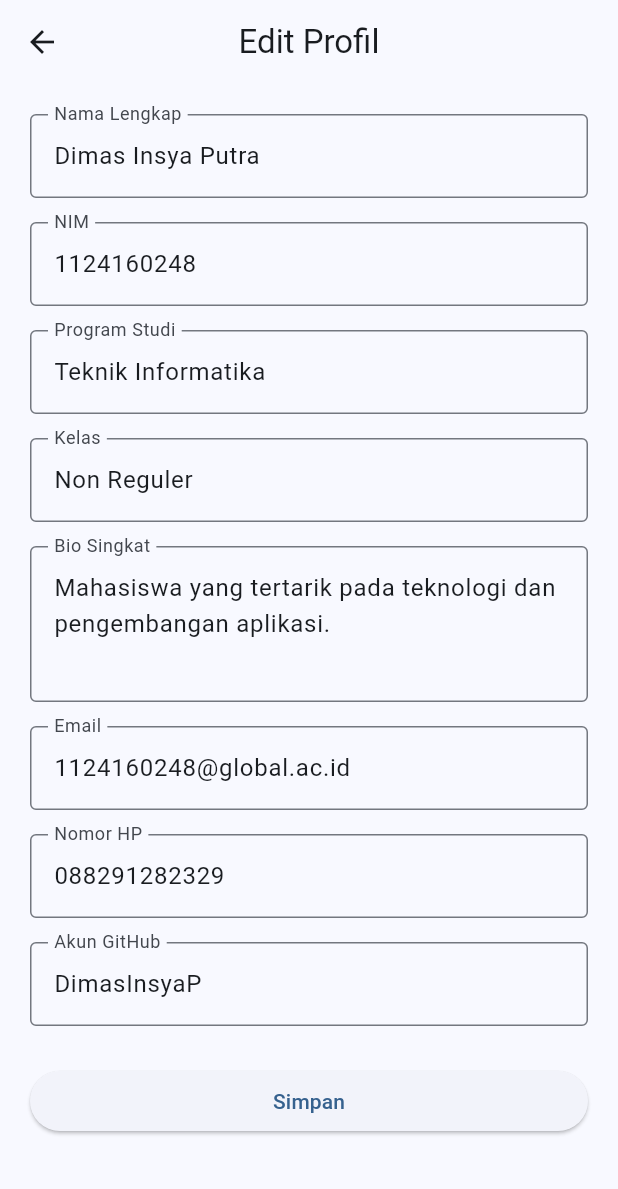
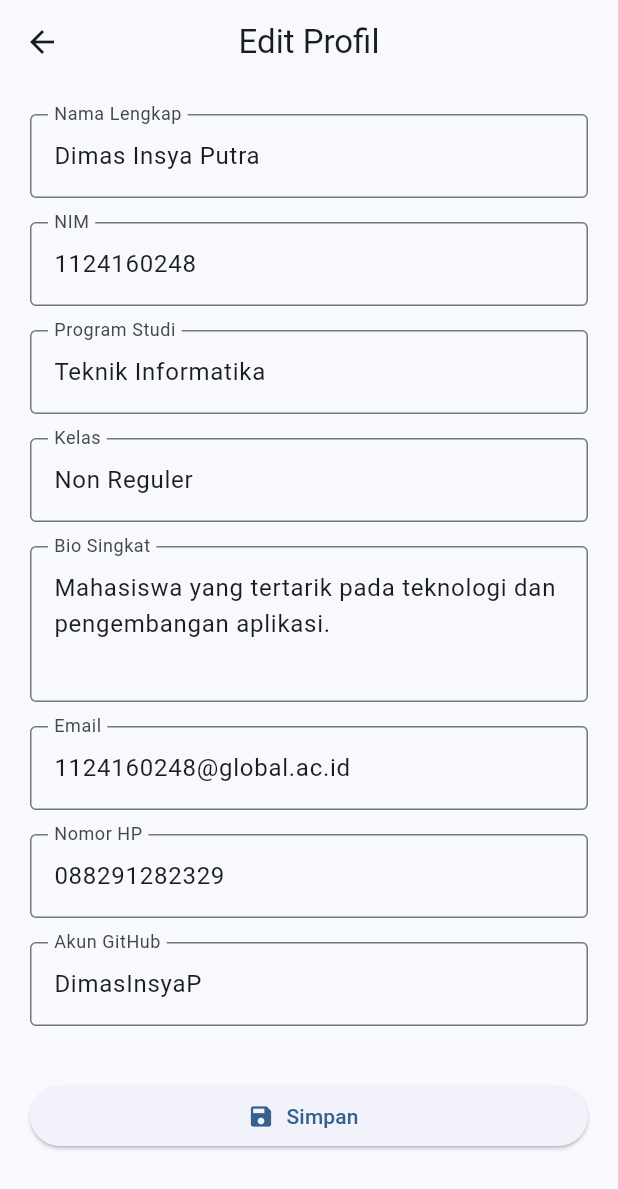
Before and after one commit to DimasInsyaP/uts-pml-1124160248, a Flutter app: the screen it shows after launch, after a tap on the "edit" icon, on a phone screen of 412 x 824 dp. Shown: the top 1189 px of the screen. Run offline on Flutter 3.47's test engine with Material 3 defaults, Android fonts, the phone set to English and light mode, and no system bars.

Commit message:
feat: menambahkan fitur simpan dan update profil

```diff
--- a/soal2-profil-app/lib/screens/edit_profile_page.dart
+++ b/soal2-profil-app/lib/screens/edit_profile_page.dart
@@ -2,7 +2,12 @@
 import 'package:flutter/material.dart';
 
 class EditProfilePage extends StatefulWidget {
-  const EditProfilePage({super.key});
+  final Map<String, String> dataProfil;
+
+  const EditProfilePage({
+    super.key,
+    required this.dataProfil,
+  });
 
   @override
   State<EditProfilePage> createState() => _EditProfilePageState();
@@ -11,31 +16,29 @@ class EditProfilePage extends StatefulWidget {
 class _EditProfilePageState extends State<EditProfilePage> {
   final _formKey = GlobalKey<FormState>();
 
-  final TextEditingController namaController =
-      TextEditingController(text: 'Dimas Insya Putra');
+  late final TextEditingController namaController =
+    TextEditingController(text: widget.dataProfil['nama']);
 
-  final TextEditingController nimController =
-      TextEditingController(text: '1124160248');
+late final TextEditingController nimController =
+    TextEditingController(text: widget.dataProfil['nim']);
 
-  final TextEditingController prodiController =
-      TextEditingController(text: 'Teknik Informatika');
+late final TextEditingController prodiController =
+    TextEditingController(text: widget.dataProfil['prodi']);
 
-  final TextEditingController kelasController =
-      TextEditingController(text: 'Non Reguler');
+late final TextEditingController kelasController =
+    TextEditingController(text: widget.dataProfil['kelas']);
 
-  final TextEditingController bioController =
-      TextEditingController(
-    text: 'Mahasiswa yang tertarik pada teknologi dan pengembangan aplikasi.',
-  );
+late final TextEditingController bioController =
+    TextEditingController(text: widget.dataProfil['bio']);
 
-  final TextEditingController emailController =
-      TextEditingController(text: '1124160248@global.ac.id');
+late final TextEditingController emailController =
+    TextEditingController(text: widget.dataProfil['email']);
 
-  final TextEditingController hpController =
-      TextEditingController(text: '088291282329');
+late final TextEditingController hpController =
+    TextEditingController(text: widget.dataProfil['hp']);
 
-  final TextEditingController githubController =
-      TextEditingController(text: 'DimasInsyaP');
+late final TextEditingController githubController =
+    TextEditingController(text: widget.dataProfil['github']);
 
   @override
   void dispose() {
@@ -49,6 +52,21 @@ class _EditProfilePageState extends State<EditProfilePage> {
     githubController.dispose();
     super.dispose();
   }
+
+  void simpanProfil() {
+  final dataBaru = {
+    'nama': namaController.text,
+    'nim': nimController.text,
+    'prodi': prodiController.text,
+    'kelas': kelasController.text,
+    'bio': bioController.text,
+    'email': emailController.text,
+    'hp': hpController.text,
+    'github': githubController.text,
+  };
+
+  Navigator.pop(context, dataBaru);
+}
 
   void _validasiForm() {
     if (_formKey.currentState!.validate()) {
@@ -124,13 +142,20 @@ class _EditProfilePageState extends State<EditProfilePage> {
 
               const SizedBox(height: 10),
 
+              const SizedBox(height: 10),
+
               SizedBox(
-                width: double.infinity,
-                child: ElevatedButton(
-                  onPressed: _validasiForm,
-                  child: const Text('Simpan'),
-                ),
-              ),
+  width: double.infinity,
+  child: ElevatedButton.icon(
+    onPressed: () {
+      if (_formKey.currentState!.validate()) {
+        simpanProfil();
+      }
+    },
+    icon: const Icon(Icons.save),
+    label: const Text('Simpan'),
+  ),
+),
             ],
           ),
         ),
--- a/soal2-profil-app/lib/screens/profile_page.dart
+++ b/soal2-profil-app/lib/screens/profile_page.dart
@@ -3,8 +3,57 @@ import 'package:flutter/material.dart';
 import '../widgets/profile_avatar.dart';
 import 'edit_profile_page.dart';
 
-class ProfilePage extends StatelessWidget {
+class ProfilePage extends StatefulWidget {
   const ProfilePage({super.key});
+
+  @override
+  State<ProfilePage> createState() => _ProfilePageState();
+}
+
+class _ProfilePageState extends State<ProfilePage> {
+
+String nama = 'Dimas Insya Putra';
+String nim = '1124160248';
+String prodi = 'Teknik Informatika';
+String kelas = 'Non Reguler';
+String bio =
+    'Mahasiswa yang tertarik pada teknologi dan pengembangan aplikasi.';
+String email = '1124160248@global.ac.id';
+String hp = '088291282329';
+String github = 'DimasInsyaP';
+
+Future<void> bukaEditProfil() async {
+  final dataBaru = await Navigator.push<Map<String, String>>(
+    context,
+    MaterialPageRoute(
+      builder: (context) => EditProfilePage(
+  dataProfil: {
+    'nama': nama,
+    'nim': nim,
+    'prodi': prodi,
+    'kelas': kelas,
+    'bio': bio,
+    'email': email,
+    'hp': hp,
+    'github': github,
+  },
+),
+    ),
+  );
+
+  if (dataBaru != null) {
+    setState(() {
+      nama = dataBaru['nama']!;
+      nim = dataBaru['nim']!;
+      prodi = dataBaru['prodi']!;
+      kelas = dataBaru['kelas']!;
+      bio = dataBaru['bio']!;
+      email = dataBaru['email']!;
+      hp = dataBaru['hp']!;
+      github = dataBaru['github']!;
+    });
+  }
+}
 
   @override
   Widget build(BuildContext context) {
@@ -16,14 +65,7 @@ class ProfilePage extends StatelessWidget {
     IconButton(
       icon: const Icon(Icons.edit),
       tooltip: 'Edit Profil',
-      onPressed: () {
-        Navigator.push(
-          context,
-          MaterialPageRoute(
-            builder: (context) => const EditProfilePage(),
-          ),
-        );
-      },
+      onPressed: bukaEditProfil,
     ),
   ],
 ),
@@ -34,25 +76,25 @@ class ProfilePage extends StatelessWidget {
             const ProfileAvatar(),
             const SizedBox(height: 16),
 
-            const Text(
-              'Dimas Insya Putra',
-              style: TextStyle(
-                fontSize: 24,
-                fontWeight: FontWeight.bold,
-              ),
-            ),
+            Text(
+                 nama,
+               style: const TextStyle(
+               fontSize: 24,
+               fontWeight: FontWeight.bold,
+                  ),
+                ),
             const SizedBox(height: 8),
 
-            const Text('NIM: 1124160248'),
-            const Text('Program Studi: Teknik Informatika'),
-            const Text('Kelas: Non Reguler'),
+            Text('NIM: $nim'),
+            Text('Program Studi: $prodi'),
+            Text('Kelas: $kelas'),
 
             const SizedBox(height: 16),
 
-            const Text(
-              'Mahasiswa yang tertarik pada teknologi dan pengembangan aplikasi.',
+            Text(
+              bio,
               textAlign: TextAlign.center,
-            ),
+              ),
 
             const SizedBox(height: 24),
 
@@ -66,27 +108,27 @@ class ProfilePage extends StatelessWidget {
 
             const SizedBox(height: 12),
 
-            const Card(
+             Card(
               child: ListTile(
                 leading: Icon(Icons.email_outlined),
                 title: Text('Email'),
-                subtitle: Text('1124160248@global.ac.id'),
+                subtitle: Text(email),
               ),
             ),
 
-            const Card(
+             Card(
               child: ListTile(
                 leading: Icon(Icons.phone_outlined),
                 title: Text('Nomor HP'),
-                subtitle: Text('088291282329'),
+                subtitle: Text(hp),
               ),
             ),
 
-            const Card(
+             Card(
               child: ListTile(
                 leading: Icon(Icons.code),
                 title: Text('GitHub'),
-                subtitle: Text('DimasInsyaP'),
+                subtitle: Text(github),
               ),
             ),
           ],
```
